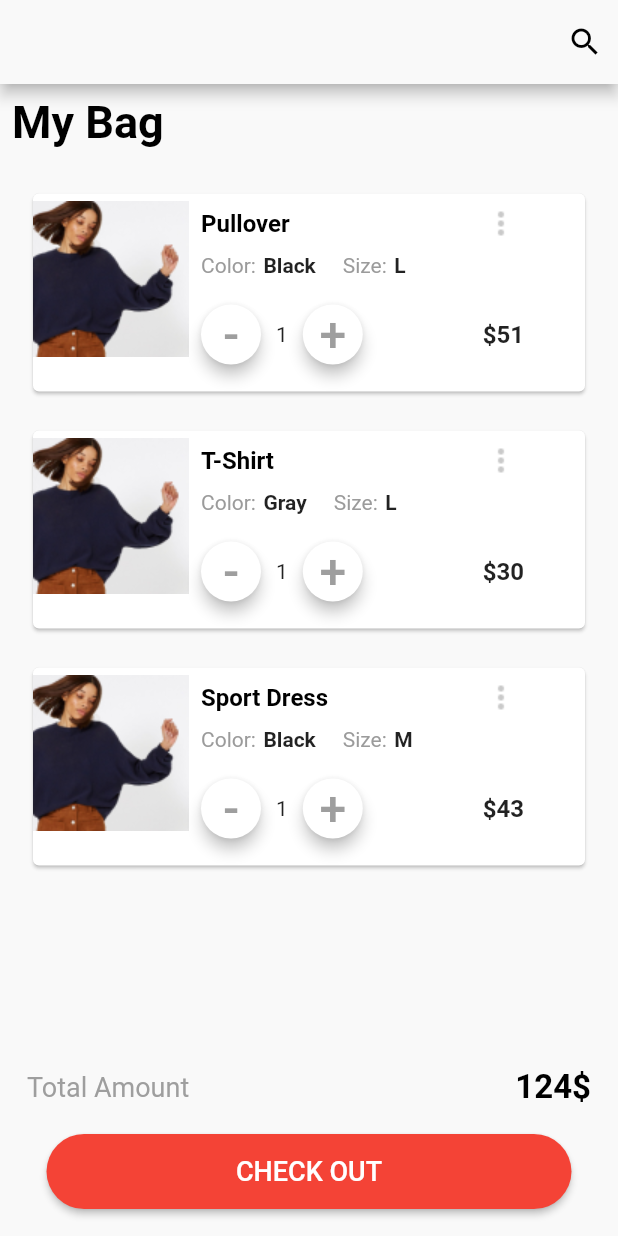
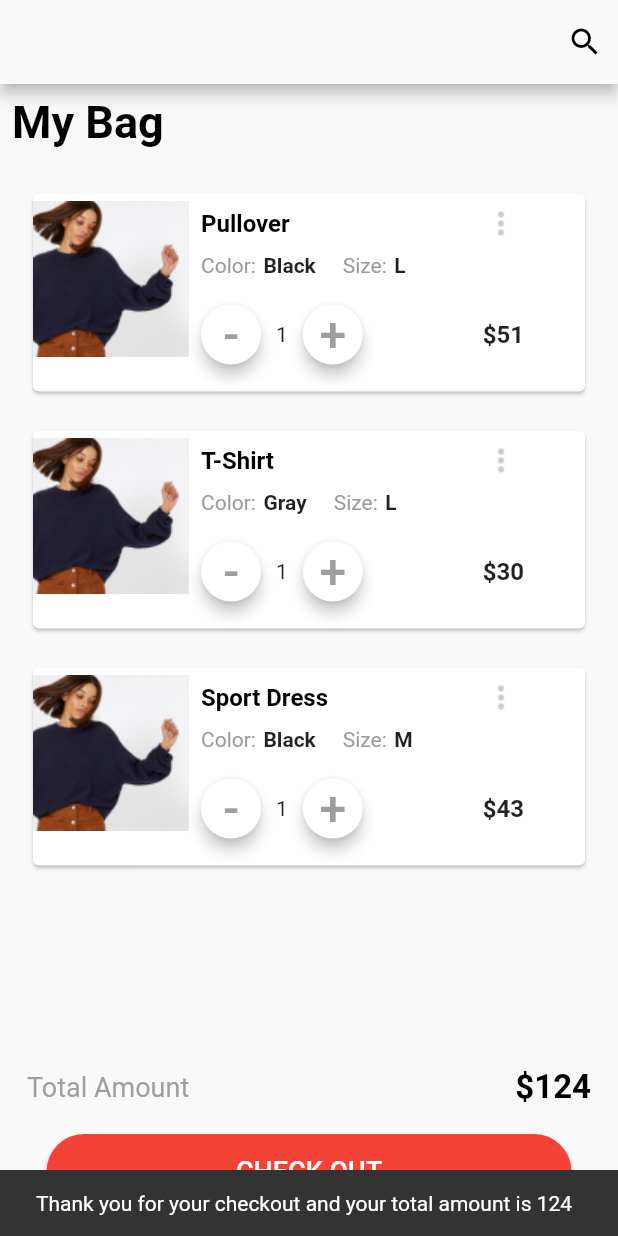
Before and after one commit to Taiyob/Flutter, a Flutter app: the CartScreen screen opened directly, after a tap on "CHECK OUT", on a phone screen of 412 x 824 dp. Run offline on Flutter 3.47's test engine with Material 2 defaults, Android fonts, the phone set to English and light mode, and no system bars; our stand-ins replace animated_text_kit, curved_navigation_bar, font_awesome_flutter, math_expressions, pin_code_fields, shared_preferences; accounts and stored records are empty.

Commit message:
assignment functionality complete...

```diff
--- a/lib/assignment/cart_screen.dart
+++ b/lib/assignment/cart_screen.dart
@@ -31,11 +31,11 @@ class _CartScreenState extends State<CartScreen> {
       "price": 43
     }
   ];
-  int count = 1;
-  // var unitPrice = cartItems[index]['price'];
-  // int allProductPrice = (unitPrice * count).toInt();
+  //int count = 1;
+  Map<int, int> quantities = {};
   @override
   Widget build(BuildContext context) {
+    int totalAmount = calculateTotalAmount();
     return Scaffold(
       appBar: AppBar(
         backgroundColor: Color(0xFFF9F9F9),
@@ -70,6 +70,7 @@ class _CartScreenState extends State<CartScreen> {
               child: ListView.builder(
                 itemCount: cartItems.length,
                 itemBuilder: (context, index) {
+                  int count = quantities[index] ?? 1;
                   return Padding(
                     padding:
                         const EdgeInsets.only(top: 18, right: 18, left: 18),
@@ -153,10 +154,10 @@ class _CartScreenState extends State<CartScreen> {
                                         children: [
                                           FloatingActionButton(
                                             onPressed: () {
-                                              count--;
-                                              setState(() {
-
-                                              });
+                                              if (count > 1) {
+                                                count--;
+                                                updateQuantity(index, count);
+                                              }
                                             },
                                             child: Text(
                                               '-',
@@ -168,8 +169,7 @@ class _CartScreenState extends State<CartScreen> {
                                             mini: true,
                                             shape: CircleBorder(),
                                             elevation: 4.0,
-                                            heroTag:
-                                                null,
+                                            heroTag: null,
                                             materialTapTargetSize:
                                                 MaterialTapTargetSize
                                                     .shrinkWrap,
@@ -184,9 +184,19 @@ class _CartScreenState extends State<CartScreen> {
                                           FloatingActionButton(
                                             onPressed: () {
                                               count++;
-                                              setState(() {
-
-                                              });
+                                              updateQuantity(index, count);
+                                              if(count == 5){
+                                                showDialog(context: context, builder: (context){
+                                                   return AlertDialog(
+                                                     title: Text(cartItems[index]["productName"]
+                                                     as String,),
+                                                     content: Text('You select five items already and Total Amount ${totalAmount}'),
+                                                     actions: [
+                                                       ElevatedButton(onPressed: (){}, child: Text('Close')),
+                                                     ],
+                                                   );
+                                                });
+                                              }
                                             },
                                             child: Text(
                                               '+',
@@ -198,8 +208,7 @@ class _CartScreenState extends State<CartScreen> {
                                             mini: true,
                                             shape: CircleBorder(),
                                             elevation: 4.0,
-                                            heroTag:
-                                                null,
+                                            heroTag: null,
                                             materialTapTargetSize:
                                                 MaterialTapTargetSize
                                                     .shrinkWrap,
@@ -208,7 +217,7 @@ class _CartScreenState extends State<CartScreen> {
                                             width: 80,
                                           ),
                                           Text(
-                                            '\$${cartItems[index]["price"]}',
+                                            '\$${((cartItems as List)[index]["price"] * count)}',
                                             style: TextStyle(
                                                 fontSize: 16,
                                                 fontWeight: FontWeight.bold),
@@ -237,7 +246,7 @@ class _CartScreenState extends State<CartScreen> {
                     'Total Amount',
                     style: TextStyle(color: Colors.grey, fontSize: 18),
                   ),
-                  Text('124\$',
+                  Text('\$$totalAmount',
                       style: TextStyle(
                           color: Colors.black,
                           fontSize: 22,
@@ -252,7 +261,9 @@ class _CartScreenState extends State<CartScreen> {
                   width: 350,
                   height: 50,
                   child: ElevatedButton(
-                      onPressed: () {},
+                      onPressed: () {
+                        mySnakbar(context, 'Thank you for your checkout and your total amount is ${totalAmount}');
+                      },
                       style: ElevatedButton.styleFrom(
                         backgroundColor: Colors.red, // Background color
                         shape: RoundedRectangleBorder(
@@ -272,4 +283,22 @@ class _CartScreenState extends State<CartScreen> {
       ),
     );
   }
+
+  void updateQuantity(int index, int newQuantity) {
+    setState(() {
+      quantities[index] = newQuantity;
+    });
+  }
+
+  int calculateTotalAmount() {
+    int total = 0;
+    for (int i = 0; i < cartItems.length; i++) {
+      int count = quantities[i] ?? 1;
+      total += (cartItems[i]["price"] as int) * count;
+    }
+    return total;
+  }
+  mySnakbar(context,msg){
+    return ScaffoldMessenger.of(context).showSnackBar(SnackBar(content: Text(msg)));
+  }
 }
```
